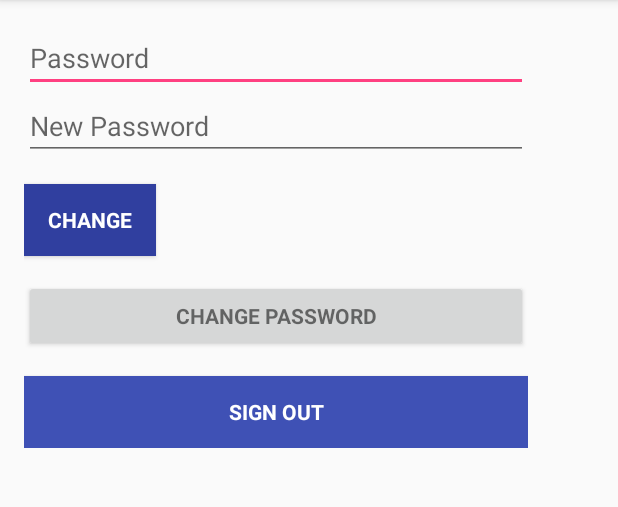
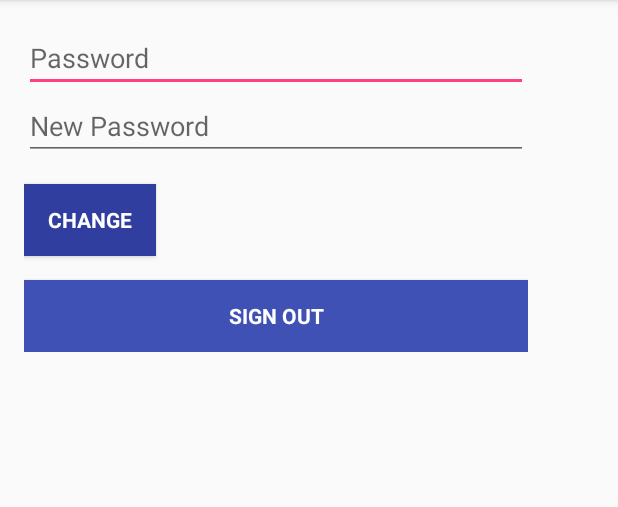
Before and after one commit to vandebergz/ExploreBandung, an Android app: the UserAccountActivity screen opened directly, with no data from a screen before it, on a phone screen of 412 x 824 dp, the part 84-591 px from its top. Run offline under Robolectric (Android 15) with nearby library versions, the phone set to English and light mode, and no system bars; our stand-ins replace Firebase (no records; nobody signed in at launch, a user with empty details on screens opened directly).

Commit message:
layout fix

```diff
--- a/app/src/main/java/com/example/evan/explorebandung/UserAccountActivity.java
+++ b/app/src/main/java/com/example/evan/explorebandung/UserAccountActivity.java
@@ -18,7 +18,7 @@ import com.google.firebase.auth.FirebaseUser;
 
 public class UserAccountActivity extends AppCompatActivity {
 
-    private Button btnChangeEmail, btnChangePassword, btnSendResetEmail, btnRemoveUser,
+    private Button btnChangeEmail, btnSendResetEmail, btnRemoveUser,
             changeEmail, changePassword, sendEmail, remove, signOut;
 
     private EditText password, newPassword;
@@ -51,7 +51,6 @@ public class UserAccountActivity extends AppCompatActivity {
             }
         };
 
-        btnChangePassword = (Button) findViewById(R.id.change_password_button);
         changePassword = (Button) findViewById(R.id.changePass);
         signOut = (Button) findViewById(R.id.sign_out);
 
--- a/app/src/main/res/layout/activity_user_account.xml
+++ b/app/src/main/res/layout/activity_user_account.xml
@@ -67,15 +67,6 @@
             android:visibility="gone" />
 
         <Button
-            android:id="@+id/change_password_button"
-            style="?android:textAppearanceSmall"
-            android:layout_width="match_parent"
-            android:layout_height="wrap_content"
-            android:layout_marginTop="16dp"
-            android:text="@string/change_password"
-            android:textStyle="bold" />
-
-        <Button
             android:id="@+id/sign_out"
             style="?android:textAppearanceSmall"
             android:layout_width="match_parent"
```
